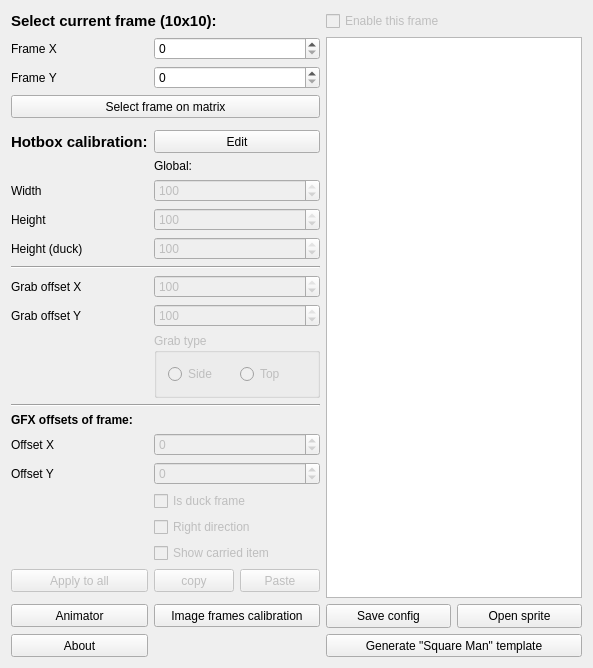
Old version of the form PlayableCalibrator/calibrationmain.ui in the repository WohlSoft/Moondust-Project.
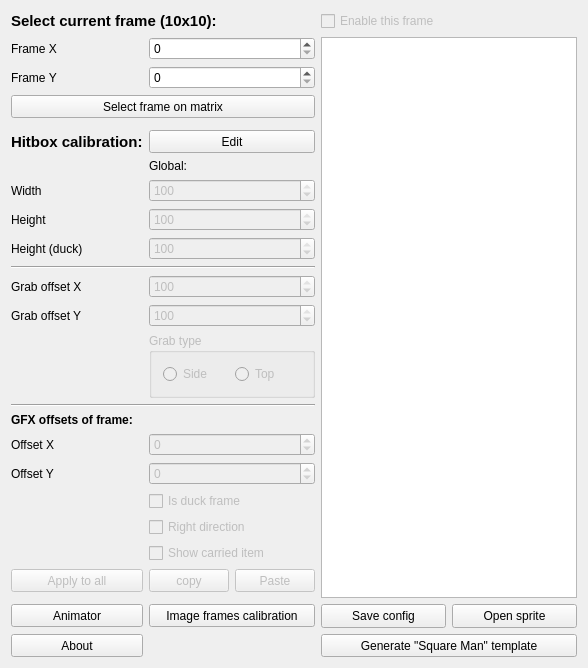
New version of the form. Icons and pictures are not drawn.

Commit message: Small update of calibrator - Added two new animation slots - Fixed some typos - Added ability to save copy of calibration ini-file into custom place

Diff of the .ui file:
```diff
--- a/PlayableCalibrator/calibrationmain.ui
+++ b/PlayableCalibrator/calibrationmain.ui
@@ -473,7 +473,7 @@
       </font>
      </property>
      <property name="text">
-      <string>Hotbox calibration:</string>
+      <string>Hitbox calibration:</string>
      </property>
     </widget>
    </item>
```
Left out of the diff: 7 changed lines with no effect on the pictures. The commit also changes 12 other files.
